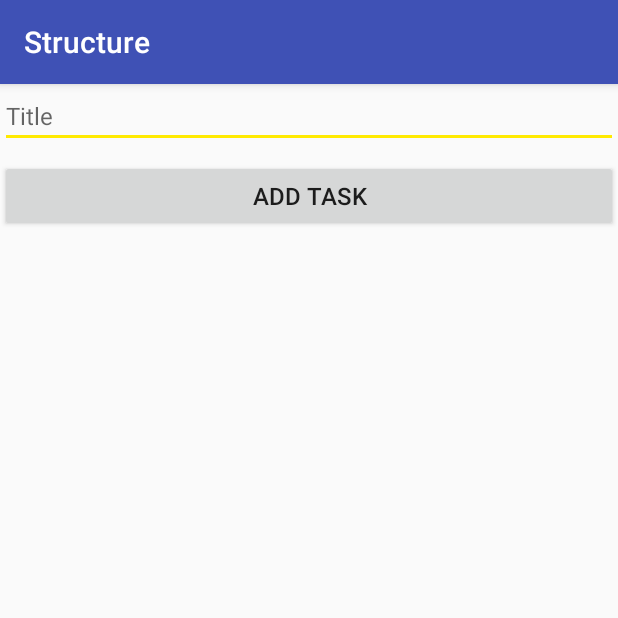
After one commit to dasphantom/Structure, an Android app: the AddTask screen opened directly, with no data from a screen before it, on a phone screen of 412 x 824 dp, the top half of it. The commit adds this screen. Run offline under Robolectric (Android 15) with nearby library versions, the phone set to English and light mode, and no system bars.

Commit message:
add tasks using the gui

```diff
--- a/app/src/main/AndroidManifest.xml
+++ b/app/src/main/AndroidManifest.xml
@@ -16,6 +16,7 @@
                 <category android:name="android.intent.category.LAUNCHER" />
             </intent-filter>
         </activity>
+        <activity android:name=".AddTask"></activity>
     </application>
 
 </manifest>
--- /dev/null
+++ b/app/src/main/java/com/example/sander/structure/AddTask.java
@@ -0,0 +1,39 @@
+package com.example.sander.structure;
+
+
+import android.content.Intent;
+import android.support.v7.app.AppCompatActivity;
+import android.os.Bundle;
+import android.support.v7.widget.RecyclerView;
+import android.view.View;
+import android.widget.Button;
+import android.widget.EditText;
+
+import java.util.Date;
+
+
+public class AddTask extends AppCompatActivity {
+
+    @Override
+    protected void onCreate(Bundle savedInstanceState) {
+        super.onCreate(savedInstanceState);
+        setContentView(R.layout.activity_add_task);
+        final DBHelper dbhelper = new DBHelper(this.getApplicationContext());
+
+        Button addTask = findViewById(R.id.add_task);
+        addTask.setOnClickListener(new View.OnClickListener() {
+            @Override
+            public void onClick(View view) {
+                //get text from title
+                EditText title = findViewById(R.id.add_title);
+                dbhelper.insertTask(title.getText().toString(), new Date().toString());
+
+
+
+                finish();
+
+
+            }
+        });
+    }
+}
--- /dev/null
+++ b/app/src/main/res/layout/activity_add_task.xml
@@ -0,0 +1,28 @@
+<?xml version="1.0" encoding="utf-8"?>
+<android.support.constraint.ConstraintLayout xmlns:android="http://schemas.android.com/apk/res/android"
+    xmlns:app="http://schemas.android.com/apk/res-auto"
+    xmlns:tools="http://schemas.android.com/tools"
+    android:layout_width="match_parent"
+    android:layout_height="match_parent"
+    tools:context=".AddTask">
+
+    <EditText
+        android:id="@+id/add_title"
+        android:layout_width="match_parent"
+        android:layout_height="wrap_content"
+        android:hint="Title"
+        android:inputType="text"
+
+        />
+
+    <Button
+        android:id="@+id/add_task"
+        android:layout_width="match_parent"
+        android:layout_height="wrap_content"
+        android:layout_marginTop="8dp"
+        android:text="Add Task"
+        app:layout_constraintTop_toBottomOf="@id/add_title"/>
+
+
+
+</android.support.constraint.ConstraintLayout>
```
Also changed, not shown: app/src/main/java/com/example/sander/structure/MainActivity.java (+22 -11 lines), 1 other file.
